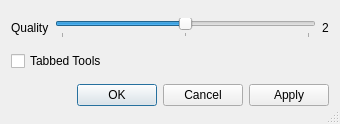
The window that avogadro/src/settingsdialog.ui (cryos/avogadro) describes before a commit, drawn with Qt 5.
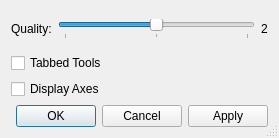
The same window after the commit. Icons and pictures are not drawn.

The edit to the form file:
```diff
--- a/avogadro/src/settingsdialog.ui
+++ b/avogadro/src/settingsdialog.ui
@@ -5,8 +5,8 @@
    <rect>
     <x>0</x>
     <y>0</y>
-    <width>340</width>
-    <height>124</height>
+    <width>279</width>
+    <height>138</height>
    </rect>
   </property>
   <property name="windowTitle" >
@@ -18,15 +18,17 @@
   <property name="sizeGripEnabled" >
    <bool>true</bool>
   </property>
-  <layout class="QGridLayout" >
-   <item row="0" column="0" >
+  <layout class="QVBoxLayout" >
+   <item>
+    <layout class="QHBoxLayout" >
+     <item>
     <widget class="QLabel" name="qualityLabel" >
      <property name="text" >
-      <string>Quality</string>
+        <string>Quality:</string>
      </property>
     </widget>
    </item>
-   <item row="0" column="1" >
+     <item>
     <widget class="QSlider" name="qualitySlider" >
      <property name="maximum" >
       <number>4</number>
@@ -48,21 +50,30 @@
      </property>
     </widget>
    </item>
-   <item row="0" column="2" >
+     <item>
     <widget class="QLabel" name="qualityValueLabel" >
      <property name="text" >
       <string>2</string>
      </property>
     </widget>
    </item>
-   <item row="1" column="0" colspan="3" >
+    </layout>
+   </item>
+   <item>
     <widget class="QCheckBox" name="tabbedToolsCheck" >
      <property name="text" >
       <string>Tabbed Tools</string>
      </property>
     </widget>
    </item>
-   <item row="2" column="0" colspan="3" >
+   <item>
+    <widget class="QCheckBox" name="renderAxes" >
+     <property name="text" >
+      <string>Display Axes</string>
+     </property>
+    </widget>
+   </item>
+   <item>
     <widget class="QDialogButtonBox" name="dialogButtonBox" >
      <property name="layoutDirection" >
       <enum>Qt::LeftToRight</enum>
```
Lines whose indentation alone changed are shown as unchanged.
